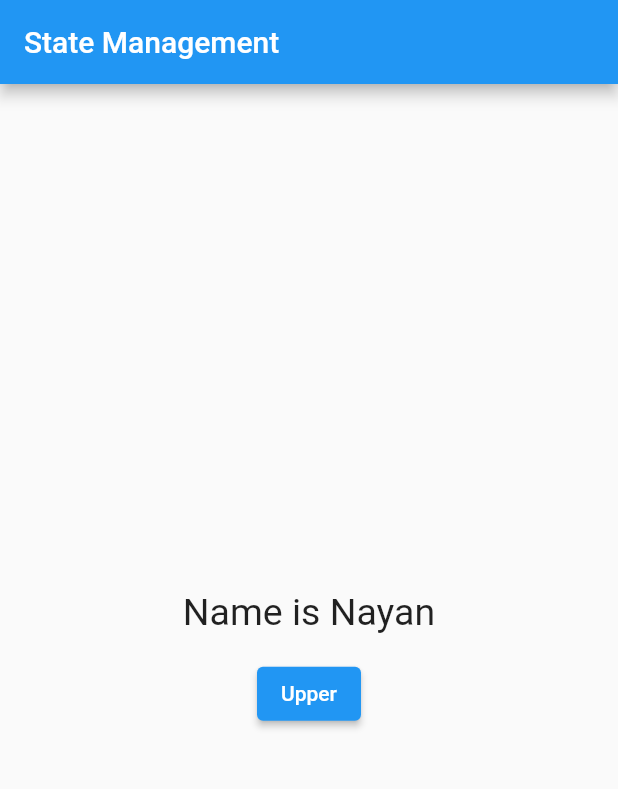
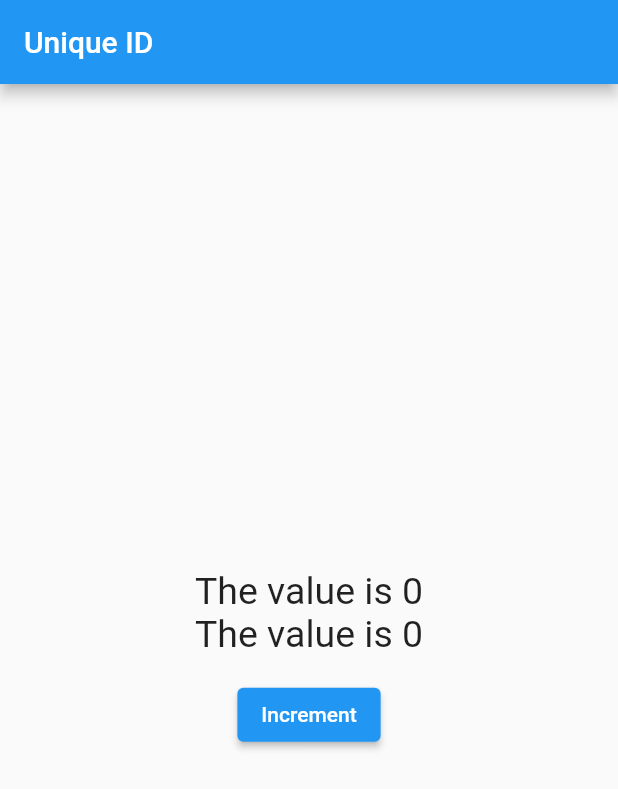
Before and after one commit to Nayan-03/Getx_learn, a Flutter app: the screen it shows after launch, on a phone screen of 412 x 824 dp. Shown: the top 789 px of the screen. Run offline on Flutter 3.47's test engine with Material 2 defaults, Android fonts, the phone set to English and light mode, and no system bars; our stand-ins replace get.

Commit message:
commit_4

```diff
--- /dev/null
+++ b/lib/controller_lifecycle.dart
@@ -0,0 +1,38 @@
+import 'package:flutter/material.dart';
+import 'package:get/get.dart';
+import 'package:getx_learn/my_controller.dart';
+
+class ControllerLifecycle extends StatelessWidget {
+  MyController myController = Get.put(MyController());
+  ControllerLifecycle({super.key});
+
+  @override
+  Widget build(BuildContext context) {
+    return GetMaterialApp(
+      title: "Controller Lifecycle",
+      home: Scaffold(
+        appBar: AppBar(
+          title: const Text("Controller Lifecycle"),
+        ),
+        body: Center(
+          child: Column(
+            mainAxisAlignment: MainAxisAlignment.center,
+            crossAxisAlignment: CrossAxisAlignment.center,
+            children: [
+              GetBuilder<MyController>(
+                // initState: (state) => myController.increment(),
+                // dispose: (state) => myController.cleanUpTask(),
+                builder: (controller) {
+                  return Text(
+                    "The value is ${controller.count}",
+                    style: const TextStyle(fontSize: 25.0),
+                  );
+                },
+              ),
+            ],
+          ),
+        ),
+      ),
+    );
+  }
+}
--- a/lib/main.dart
+++ b/lib/main.dart
@@ -3,10 +3,12 @@ import 'package:getx_learn/bottomsheet.dart';
 import 'package:getx_learn/dailogbox.dart';
 import 'package:getx_learn/home.dart';
 import 'package:getx_learn/navigation.dart';
+import 'package:getx_learn/next_screen.dart';
 import 'package:getx_learn/route_navigation.dart';
 import 'package:getx_learn/routes/routes.dart';
 import 'package:getx_learn/snackbar.dart';
 import 'package:getx_learn/state_managment.dart';
+import 'package:getx_learn/unique_id.dart';
 
 void main() {
   runApp(const MyApp());
@@ -22,7 +24,7 @@ class MyApp extends StatelessWidget {
         title: 'Snackbar',
         theme: ThemeData(
             primarySwatch: Colors.blue, scaffoldBackgroundColor: Colors.white),
-        home: StateManagment(),
+        home: UniqueId(),
         routes: {
           //"/": (context) => const SplashScreen(),
           MyRoutes.snackbarroute: (context) => const SnackbarWidget(),
@@ -34,3 +36,5 @@ class MyApp extends StatelessWidget {
         });
   }
 }
+
+//////video 12 pachho jovo
--- a/lib/my_controller.dart
+++ b/lib/my_controller.dart
@@ -1,9 +1,59 @@
 import 'package:get/get.dart';
-import 'package:getx_learn/student.dart';
 
 class MyController extends GetxController {
-  var student = Student();
-  void convertToUpperCase() {
-    student.name.value = student.name.value.toUpperCase();
+  // var student = Student();
+  // void convertToUpperCase() {
+  //   student.name.value = student.name.value.toUpperCase();
+  // }
+
+// ////////////////// calling of the constructor //////////////
+  // var student = Student(name: "Nayan", age: 25).obs;
+  // void convertUpperCase() {
+  //   student.update((student) {
+  //     student?.name = student.name.toString().toUpperCase();
+  //   });
+
+// //////////// Reactive state manager in controller type //////////////////
+  // var count = 0.obs;
+  // void increment() {
+  //   count++;
+  // }
+
+// ///////////// Simpale State manager in controller type ///////////////////
+  // var count = 0;
+  // void increment() {
+  //   count++;
+  //   update();
+  // }
+
+// ///////////// Getx controller lifecycle method ///////////////////
+  // var count = 0;
+  // void increment() async {
+  //   await Future<int>.delayed(const Duration(milliseconds: 5000));
+  //   count++;
+  //   update();
+  // }
+
+  // void cleanUpTask() {
+  //   print("Clean up task");
+  // }
+
+  //            ////////// Better Approach //////////////
+  // @override
+  // void onInit() {
+  //   print("Init Cakked");
+  //   super.onInit();
+  // }
+
+  // @override
+  // void onClose() {
+  //   super.onClose();
+  // }
+
+// /////////// Getx unique id //////////////////
+  var count = 0;
+  void increment() {
+    count++;
+    update(['txtCount']);
   }
 }
--- a/lib/next_screen.dart
+++ b/lib/next_screen.dart
@@ -11,12 +11,13 @@ class NextScreen extends StatelessWidget {
         title: const Text("Next Screen"),
       ),
       body: Center(
+        // child: Text(
         //   "This is next screen",
         //   style: TextStyle(color: Colors.red, fontSize: 30.0),
         // ),
         child: Text(
           "${Get.parameters['someValue']}",
-          style: TextStyle(color: Colors.red, fontSize: 25.0),
+          style: const TextStyle(color: Colors.red, fontSize: 25.0),
         ),
       ),
     );
--- a/lib/state_managment.dart
+++ b/lib/state_managment.dart
@@ -2,17 +2,76 @@ import 'package:flutter/material.dart';
 import 'package:get/get.dart';
 import 'package:getx_learn/my_controller.dart';
 
+// /////////////////////// Getx- by using Obx  and custom class///////////////////////
+// class StateManagment extends StatelessWidget {
+//   //var student = Student();
 
-/////////////////////// Getx- by using Obx  and custom class///////////////////////
+// ///////////////// for making enire clas  observable /////////////////////
+//   //final student = Student(name: "nayan", age: 25).obs;
+
+// //////////////// Crerate the controller ////////////////////////
+//   MyController myController = Get.put(MyController());
+//   StateManagment({super.key});
+
+//   @override
+//   Widget build(BuildContext context) {
+//     return GetMaterialApp(
+//       title: "State Management",
+//       home: Scaffold(
+//         appBar: AppBar(
+//           title: const Text("State Management"),
+//         ),
+//         body: Center(
+//           child: Column(
+//             mainAxisAlignment: MainAxisAlignment.center,
+//             crossAxisAlignment: CrossAxisAlignment.center,
+//             children: [
+// //////////// automatic update for obx ///////////////////
+//               Obx(
+//                 () => Text(
+//                   //"Name is ${student.name.value}",
+//                   //"Name is ${student.value.name}",
+//                   //"Name is ${myController.student.name}",
+//                   "Name is ${myController.student.value.name}",
+//                   style: const TextStyle(fontSize: 25.0),
+//                 ),
+//               ),
+//               const SizedBox(height: 16.0),
+//               ElevatedButton(
+//                 onPressed: () {
+// /////////////// If individual variables are observable //////////////////
+//                   //student.name.value = student.name.value.toUpperCase();
+// /////////////// If enire class is observable ////////////////////////////
+//                   // student.update((student) {
+//                   //   student?.name = student.name.toString().toUpperCase();
+//                   // });
+// //////////////// If individual variable are observable /////////////////
+//                   //myController.convertToUpperCase();
+// //////////////// If entire class is Observable ///////////////////////////
+//                   myController.convertUpperCase();
+//                 },
+//                 child: const Text("Upper"),
+//               ),
+//             ],
+//           ),
+//         ),
+//       ),
+//     );
+//   }
+// }
+
+////////////////////  Reactive state management Getx by using obx////////////////////////////
 class StateManagment extends StatelessWidget {
-  //var student = Student();
+  StateManagment({super.key});
 
-///////////////// for making enire clas  observable /////////////////////
-  //final student = Student(name: "nayan", age: 25).obs;
+  // void increment() {
+  // var count = 0.obs;
+  //   count++;
+  // }
 
-//////////////// Crerate the controller ////////////////////////
+//  //////////////// If init property is not used in Getx<Type of controller> then /////////////////////
+//  //////////////// create the instance of controller as follow./////////////////////
   MyController myController = Get.put(MyController());
-  StateManagment({super.key});
 
   @override
   Widget build(BuildContext context) {
@@ -27,29 +86,37 @@ class StateManagment extends StatelessWidget {
             mainAxisAlignment: MainAxisAlignment.center,
             crossAxisAlignment: CrossAxisAlignment.center,
             children: [
-//////////// automatic update for obx ///////////////////
-              Obx(
-                () => Text(
-                  //"Name is ${student.name.value}",
-                  //"Name is ${student.value.name}",
-                  "Name is ${myController.student.name}",
-                  style: const TextStyle(fontSize: 25.0),
-                ),
+//  ///////////// Reactive state management getx by using controller /////////////////
+              GetX<MyController>(
+                //init: MyController(),
+                builder: (controller) {
+                  return Text(
+                    //"The value  is ${controller.count}",
+                    "The value is ${myController.count}",
+                    style: const TextStyle(fontSize: 25),
+                  );
+                },
               ),
-              const SizedBox(height: 16.0),
+              const SizedBox(height: 16),
               ElevatedButton(
                 onPressed: () {
-/////////////// If individual variables are observable //////////////////
-                  //student.name.value = student.name.value.toUpperCase();
-/////////////// If enire class is observable ////////////////////////////
-                  // student.update((student) {
-                  //   student?.name = student.name.toString().toUpperCase();
-                  // });
-//////////////// If individual variable are observable /////////////////
-                  myController.convertToUpperCase();
+//  ///////////// If instance of controller not createdat top ///////////////
+                  //Get.find<MyController>().increment();
+                  myController.increment();
                 },
-                child: const Text("Upper"),
+                child: const Text("Increment"),
               ),
+              // Obx(
+              //   () => Text(
+              //     "Count value is $count",
+              //     style: const TextStyle(fontSize: 25.0),
+              //   ),
+              // ),
+              // const SizedBox(height: 16.0),
+              // ElevatedButton(
+              //   onPressed: () {
+              //     increment();
+              //   },
             ],
           ),
         ),
@@ -57,46 +124,3 @@ class StateManagment extends StatelessWidget {
     );
   }
 }
-
-//////////////////////  Reactive state management Getx by using obx////////////////////////////
-// class StateManagment extends StatelessWidget {
-//   StateManagment({super.key});
-
-//   var count = 0.obs;
-//   void increment() {
-//     count++;
-//   }
-
-//   @override
-//   Widget build(BuildContext context) {
-//     return GetMaterialApp(
-//       title: "State Management",
-//       home: Scaffold(
-//         appBar: AppBar(
-//           title: const Text("State Management"),
-//         ),
-//         body: Center(
-//           child: Column(
-//             mainAxisAlignment: MainAxisAlignment.center,
-//             crossAxisAlignment: CrossAxisAlignment.center,
-//             children: [
-//               Obx(
-//                 () => Text(
-//                   "Count value is $count",
-//                   style: const TextStyle(fontSize: 25.0),
-//                 ),
-//               ),
-//               const SizedBox(height: 16.0),
-//               ElevatedButton(
-//                 onPressed: () {
-//                   increment();
-//                 },
-//                 child: const Text("Increment"),
-//               ),
-//             ],
-//           ),
-//         ),
-//       ),
-//     );
-//   }
-// }
--- a/lib/student.dart
+++ b/lib/student.dart
@@ -1,12 +1,12 @@
-import 'package:get/get.dart';
+
 
 class Student {
-////// Individual variables Rx //////////
-  var name = "Nayan".obs;
-  var age = 25.obs;
+// ////// Individual variables Rx //////////
+//   var name = "Nayan".obs;
+//   var age = 25.obs;
 
-// ////// to make entire class observation //////////
-//   var name;
-//   var age;
-//   Student({this.name, this.age});
+////// to make entire class observation //////////
+  // var name;
+  // var age;
+  // Student({this.name, this.age});
 }
--- /dev/null
+++ b/lib/unique_id.dart
@@ -0,0 +1,51 @@
+import 'package:flutter/material.dart';
+import 'package:get/get.dart';
+import 'package:getx_learn/my_controller.dart';
+
+class UniqueId extends StatelessWidget {
+  MyController myController = Get.put(MyController());
+  UniqueId({super.key});
+
+  @override
+  Widget build(BuildContext context) {
+    return GetMaterialApp(
+      title: "Unique Id",
+      home: Scaffold(
+        appBar: AppBar(
+          title: const Text("Unique ID"),
+        ),
+        body: Center(
+          child: Column(
+            mainAxisAlignment: MainAxisAlignment.center,
+            crossAxisAlignment: CrossAxisAlignment.center,
+            children: [
+              GetBuilder<MyController>(
+                id: 'txtCount',
+                builder: (controller) {
+                  return Text(
+                    "The value is ${controller.count}",
+                    style: const TextStyle(fontSize: 25.0),
+                  );
+                },
+              ),
+              GetBuilder<MyController>(
+                //id: 'txtCount',
+                builder: (controller) {
+                  return Text(
+                    "The value is ${controller.count}",
+                    style: const TextStyle(fontSize: 25.0),
+                  );
+                },
+              ),
+              const SizedBox(height: 15.0),
+              ElevatedButton(
+                onPressed: () => myController.increment(),
+                child: const Text("Increment"),
+              ),
+            ],
+          ),
+        ),
+      ),
+    );
+  }
+}
```
Also changed, not shown: lib/home.dart (+5 -4 lines), lib/route_navigation.dart (+11 -4 lines), lib/unknownroute.dart (added, +20 -0 lines), pubspec.lock.
